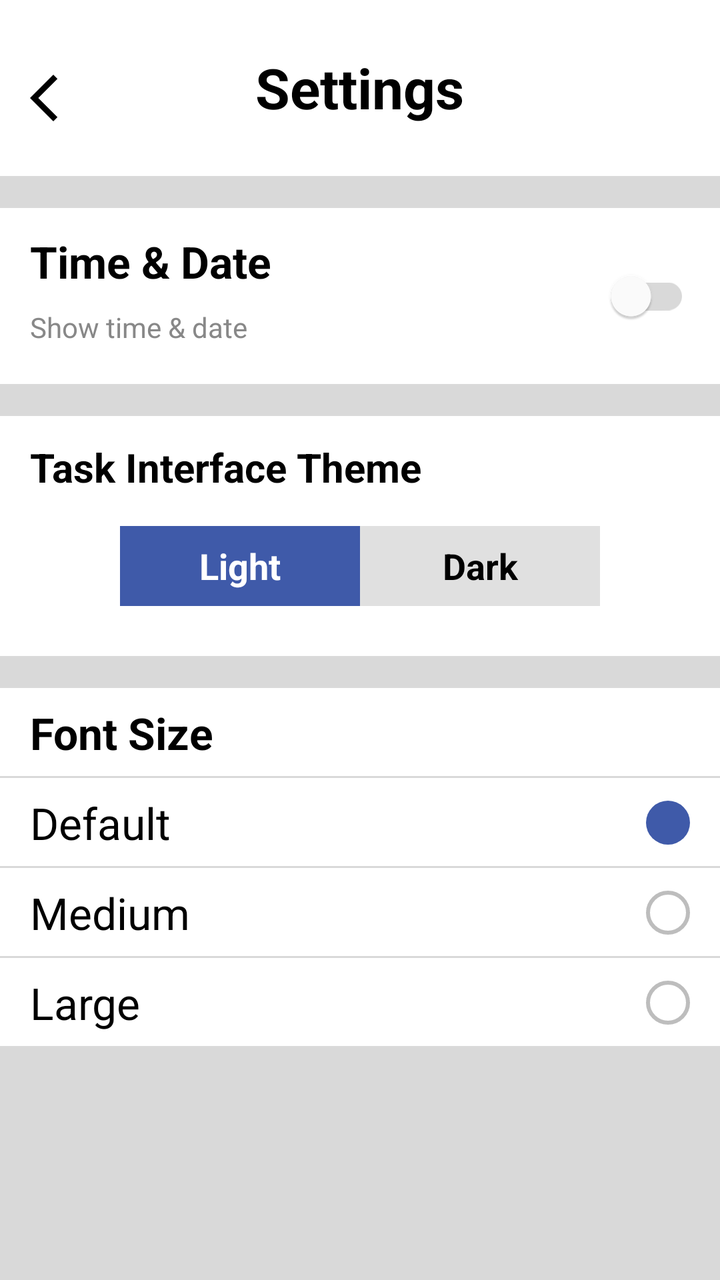
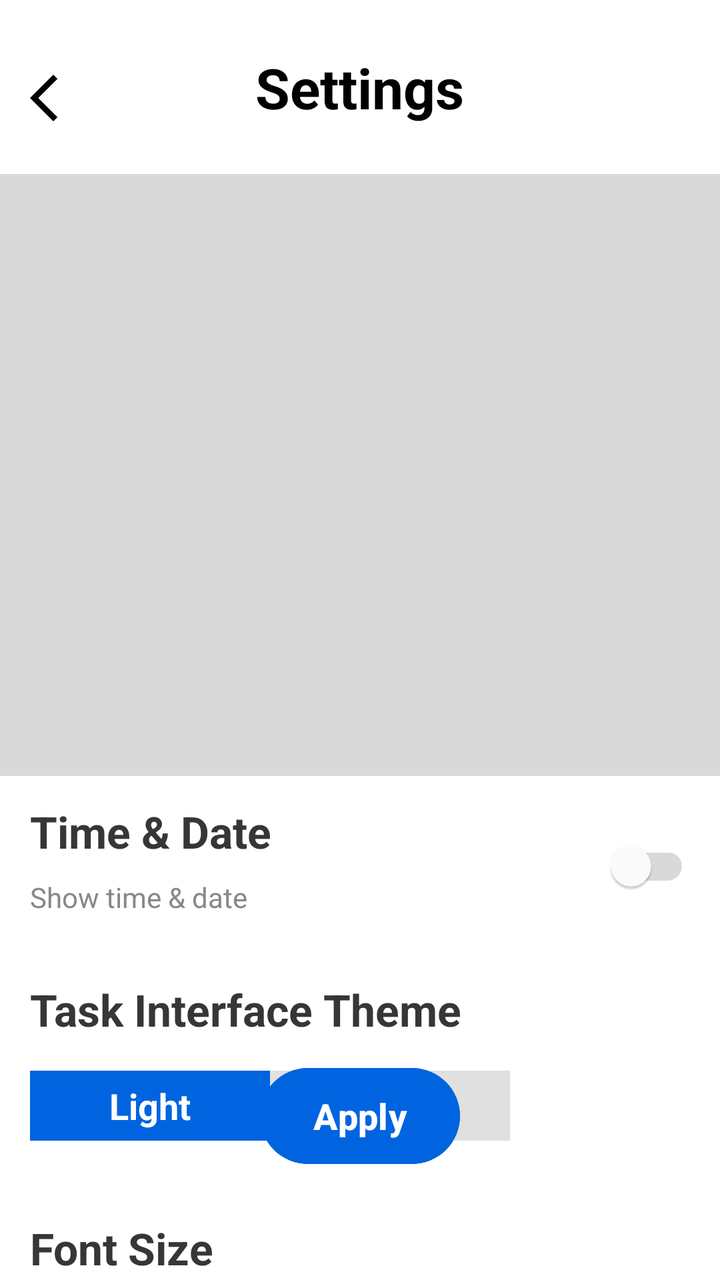

Two renders of the same Android screen: before a commit and after it. Below are the layout's source before the change and the commit's diff.
<!-- AndroidManifest.xml: application theme Theme.MyApplication -->
<!-- res/layout/settings.xml -->
<?xml version="1.0" encoding="utf-8"?>
<androidx.constraintlayout.widget.ConstraintLayout
    xmlns:android="http://schemas.android.com/apk/res/android"
    xmlns:app="http://schemas.android.com/apk/res-auto"
    xmlns:tools="http://schemas.android.com/tools"
    android:layout_width="match_parent"
    android:layout_height="match_parent"
    android:background="@drawable/settingspage_background"
    tools:context=".SettingsActivity"
    android:id="@+id/settings_layout"
    android:orientation="vertical">
    



    <RelativeLayout
        android:layout_width="match_parent"
        android:layout_height="match_parent"
        android:background="@drawable/settingspage_background"
        app:layout_constraintTop_toTopOf="parent"
        app:layout_constraintBottom_toBottomOf="parent"
        app:layout_constraintStart_toStartOf="parent"
        app:layout_constraintEnd_toEndOf="parent">

        
        <RelativeLayout
            android:layout_width="match_parent"
            android:layout_height="88dp"
            android:background="@color/white"
            android:id="@+id/box1">


            

            <ImageView
                android:id="@+id/setting_arrow"
                android:layout_width="28dp"
                android:layout_height="28dp"
                android:layout_marginStart="15dp"
                android:layout_marginTop="35dp"
                android:src="@drawable/setting_arrow"
                android:layout_alignParentStart="true"/>


            
            <TextView
                android:layout_width="wrap_content"
                android:layout_height="wrap_content"
                android:text="Settings"
                android:textSize="28sp"
                android:textStyle="bold"
                android:textColor="#000000"
                android:layout_centerHorizontal="true"
                android:layout_marginTop="25dp"/>



        </RelativeLayout>

        <RelativeLayout
            android:layout_width="match_parent"
            android:layout_height="88dp"
            android:background="@color/white"
            android:layout_below="@id/box1"
            android:id="@+id/box2"
            android:layout_marginTop="16dp">

            
            <TextView
                android:layout_width="wrap_content"
                android:layout_height="wrap_content"
                android:text="Time &amp; Date"
                android:textSize="22sp"
                android:textStyle="bold"
                android:textColor="#000000"
                android:layout_marginStart="15dp"
                android:layout_marginTop="12dp"/>

            
            <TextView
                android:layout_width="wrap_content"
                android:layout_height="wrap_content"
                android:text="Show time &amp; date"
                android:textSize="14sp"
                android:textColor="#888888"
                android:layout_marginStart="15dp"
                android:layout_marginTop="50dp"/>



            <androidx.appcompat.widget.SwitchCompat
                android:layout_width="wrap_content"
                android:layout_height="wrap_content"
                android:id="@+id/switchbtn"
                android:checked="false"
                android:layout_alignParentEnd="true"
                android:layout_marginEnd="15dp"
                android:layout_centerVertical="true"
                app:trackTint="@color/switch_track"
                app:thumbTint="@color/switch_thumb"/>


        </RelativeLayout>

        <RelativeLayout
            android:layout_width="match_parent"
            android:layout_height="120dp"
            android:id="@+id/box3"
            android:layout_below="@id/box2"
            android:layout_marginTop="16dp"
            android:background="@color/white">


            <TextView
                android:layout_width="wrap_content"
                android:layout_height="wrap_content"
                android:layout_marginStart="15dp"
                android:text="Task Interface Theme"
                android:textColor="@color/black"
                android:id="@+id/theme_text"
                android:textSize="20sp"
                android:textStyle="bold"
                android:layout_marginTop="12dp"/>

            <LinearLayout
                android:id="@+id/theme_selector"
                android:layout_width="240dp"
                android:layout_height="40dp"
                android:layout_centerHorizontal="true"
                android:layout_marginTop="16dp"
                android:layout_below="@id/theme_text"
                android:orientation="horizontal">

                

                <TextView
                    android:id="@+id/light_btn"
                    android:layout_width="120dp"
                    android:layout_height="match_parent"
                    android:background="@color/Main_blue"
                    android:gravity="center"
                    android:text="Light"
                    android:textColor="@android:color/white"
                    android:textSize="18sp"
                    android:textStyle="bold"/>

                

                <TextView
                    android:id="@+id/dark_btn"
                    android:layout_width="120dp"
                    android:layout_height="match_parent"
                    android:background="#E0E0E0"
                    android:gravity="center"
                    android:text="Dark"
                    android:textColor="@android:color/black"
                    android:textSize="18sp"
                    android:textStyle="bold"/>

            </LinearLayout>

        </RelativeLayout>

        <RelativeLayout
            android:layout_width="match_parent"
            android:layout_height="180dp"
            android:id="@+id/box4"
            android:layout_below="@id/box3"
            android:layout_marginTop="16dp"
            android:background="@color/white">

            <RelativeLayout
                android:layout_width="match_parent"
                android:layout_height="45dp"
                android:id="@+id/set_font_box1">


                <TextView
                    android:layout_width="wrap_content"
                    android:layout_height="wrap_content"
                    android:id="@+id/text1"
                    android:text="Font Size"
                    android:textStyle="bold"
                    android:textSize="22sp"
                    android:textColor="@color/black"
                    android:layout_centerVertical="true"
                    android:layout_marginStart="15dp"/>

                <View
                    android:layout_width="match_parent"
                    android:layout_height="1dp"
                    android:background="@color/Circle_bg_Color"
                    android:layout_alignParentBottom="true"/>


            </RelativeLayout>

            <RelativeLayout
                android:layout_width="match_parent"
                android:layout_height="45dp"
                android:id="@+id/set_font_box2"
                android:layout_below="@+id/set_font_box1">


                <TextView
                    android:layout_width="wrap_content"
                    android:layout_height="wrap_content"
                    android:id="@+id/text2"
                    android:text="Default"
                    android:textSize="22sp"
                    android:textColor="@color/black"
                    android:layout_centerVertical="true"
                    android:layout_marginStart="15dp"/>

                <View
                    android:layout_width="match_parent"
                    android:layout_height="1dp"
                    android:background="@color/Circle_bg_Color"
                    android:layout_alignParentBottom="true"/>


                <View
                    android:id="@+id/default_circle"
                    android:layout_width="22dp"
                    android:layout_height="22dp"
                    android:layout_alignParentEnd="true"
                    android:layout_centerVertical="true"
                    android:layout_marginEnd="15dp"
                    android:background="@drawable/circle_selected"/>

            </RelativeLayout>



            <RelativeLayout
                android:layout_width="match_parent"
                android:layout_height="45dp"
                android:id="@+id/set_font_box3"
                android:layout_below="@+id/set_font_box2">


                <TextView
                    android:layout_width="wrap_content"
                    android:layout_height="wrap_content"
                    android:id="@+id/text3"
                    android:text="Medium"
                    android:textSize="22sp"
                    android:textColor="@color/black"
                    android:layout_centerVertical="true"
                    android:layout_marginStart="15dp"/>

                <View
                    android:layout_width="match_parent"
                    android:layout_height="1dp"
                    android:background="@color/Circle_bg_Color"
                    android:layout_alignParentBottom="true"/>


                <View
                    android:id="@+id/medium_circle"
                    android:layout_width="22dp"
                    android:layout_height="22dp"
                    android:layout_alignParentEnd="true"
                    android:layout_centerVertical="true"
                    android:layout_marginEnd="15dp"
                    android:background="@drawable/circle_unselected"/>


            </RelativeLayout>

            <RelativeLayout
                android:layout_width="match_parent"
                android:layout_height="45dp"
                android:id="@+id/set_font_box4"
                android:layout_below="@+id/set_font_box3">


                <TextView
                    android:layout_width="wrap_content"
                    android:layout_height="wrap_content"
                    android:id="@+id/text4"
                    android:text="Large"
                    android:textSize="22sp"
                    android:textColor="@color/black"
                    android:layout_centerVertical="true"
                    android:layout_marginStart="15dp"/>

                <View
                    android:layout_width="match_parent"
                    android:layout_height="1dp"
                    android:background="@color/Circle_bg_Color"
                    android:layout_alignParentBottom="true"/>


                <View
                    android:id="@+id/large_circle"
                    android:layout_width="22dp"
                    android:layout_height="22dp"
                    android:layout_alignParentEnd="true"
                    android:layout_centerVertical="true"
                    android:layout_marginEnd="15dp"
                    android:background="@drawable/circle_unselected"/>

            </RelativeLayout>






        </RelativeLayout>





    </RelativeLayout>



</androidx.constraintlayout.widget.ConstraintLayout>
<!-- resources referenced by this layout -->
<resources>
  <color name="Circle_bg_Color">#D9D9D9</color>
  <color name="Main_blue">#3F5AA9</color>
  <color name="black">#000000</color>
  <color name="white">#FFFFFFFF</color>
  <!-- drawable circle_selected (drawable) -->
  <?xml version="1.0" encoding="utf-8"?>
  <shape xmlns:android="http://schemas.android.com/apk/res/android"
      android:shape="oval">
  
      <solid android:color="@color/Main_blue"/>
  
  </shape>
  <!-- drawable circle_unselected (drawable) -->
  <?xml version="1.0" encoding="utf-8"?>
  <shape xmlns:android="http://schemas.android.com/apk/res/android"
      android:shape="oval">
  
      <solid android:color="@android:color/white"/>
  
      <stroke
          android:width="2dp"
          android:color="#BDBDBD"/>
  
  </shape>
  <!-- drawable setting_arrow (drawable) -->
  <vector xmlns:android="http://schemas.android.com/apk/res/android" android:autoMirrored="true" android:height="24dp" android:tint="#000000" android:viewportHeight="960" android:viewportWidth="960" android:width="24dp">
        
      <path android:fillColor="@android:color/white" android:pathData="M400,880L0,480L400,80L471,151L142,480L471,809L400,880Z"/>
      
  </vector>
  <!-- drawable settingspage_background (drawable) -->
  <?xml version="1.0" encoding="utf-8"?>
  <shape xmlns:android="http://schemas.android.com/apk/res/android">
  
  
      <gradient android:type="linear" android:angle="100"
          android:startColor="@color/Circle_bg_Color" android:endColor="@color/Circle_bg_Color">
  
  
  
      </gradient>
  </shape>
  <style name="Theme.MyApplication" parent="Base.Theme.MyApplication" />
  <style name="Base.Theme.MyApplication" parent="Theme.Material3.DayNight.NoActionBar">
          
  
          <item name="android:statusBarColor">@android:color/white</item>
          <item name="android:windowLightStatusBar">true</item>
  
  
      </style>
</resources>

<!-- the commit's change to res/layout/settings.xml (unified diff, before → after) -->
@@ -12,22 +12,23 @@
     
 
 
-
     <RelativeLayout
         android:layout_width="match_parent"
         android:layout_height="match_parent"
         android:background="@drawable/settingspage_background"
+        app:layout_constraintBottom_toBottomOf="parent"
+        app:layout_constraintEnd_toEndOf="parent"
+        app:layout_constraintHorizontal_bias="1.0"
+        app:layout_constraintStart_toStartOf="parent"
         app:layout_constraintTop_toTopOf="parent"
-        app:layout_constraintBottom_toBottomOf="parent"
-        app:layout_constraintStart_toStartOf="parent"
-        app:layout_constraintEnd_toEndOf="parent">
+        app:layout_constraintVertical_bias="1.0">
 
         
         <RelativeLayout
+            android:id="@+id/box1"
             android:layout_width="match_parent"
             android:layout_height="88dp"
-            android:background="@color/white"
-            android:id="@+id/box1">
+            android:background="@color/white">
 
 
             
@@ -36,100 +37,119 @@
                 android:id="@+id/setting_arrow"
                 android:layout_width="28dp"
                 android:layout_height="28dp"
+                android:layout_alignParentStart="true"
                 android:layout_marginStart="15dp"
                 android:layout_marginTop="35dp"
-                android:src="@drawable/setting_arrow"
-                android:layout_alignParentStart="true"/>
+                android:src="@drawable/setting_arrow" />
 
 
             
             <TextView
                 android:layout_width="wrap_content"
                 android:layout_height="wrap_content"
+                android:layout_centerHorizontal="true"
+                android:layout_marginTop="25dp"
                 android:text="Settings"
+                android:textColor="#000000"
                 android:textSize="28sp"
-                android:textStyle="bold"
-                android:textColor="#000000"
-                android:layout_centerHorizontal="true"
-                android:layout_marginTop="25dp"/>
-
-
-
-        </RelativeLayout>
-
-        <RelativeLayout
+                android:textStyle="bold" />
+
+            <View
+                android:layout_width="match_parent"
+                android:layout_height="1dp"
+                android:layout_alignParentBottom="true"
+                android:background="#D9D9D9"/>
+
+
+        </RelativeLayout>
+
+
+        <RelativeLayout
+            android:id="@+id/interface_layout"
+            android:layout_width="match_parent"
+            android:layout_height="300dp"
+            android:layout_below="@id/box1"
+            android:background="@color/Circle_bg_Color">
+
+
+
+
+
+
+        </RelativeLayout>
+
+
+        <RelativeLayout
+            android:id="@+id/box2"
             android:layout_width="match_parent"
             android:layout_height="88dp"
-            android:background="@color/white"
-            android:layout_below="@id/box1"
-            android:id="@+id/box2"
-            android:layout_marginTop="16dp">
+            android:layout_below="@id/interface_layout"
+            android:layout_marginTop="1dp"
+            android:background="@color/white">
 
             
             <TextView
                 android:layout_width="wrap_content"
                 android:layout_height="wrap_content"
+                android:layout_marginStart="15dp"
+                android:layout_marginTop="12dp"
                 android:text="Time &amp; Date"
+                android:textColor="#373636"
                 android:textSize="22sp"
-                android:textStyle="bold"
-                android:textColor="#000000"
-                android:layout_marginStart="15dp"
-                android:layout_marginTop="12dp"/>
+                android:textStyle="bold" />
 
             
             <TextView
                 android:layout_width="wrap_content"
                 android:layout_height="wrap_content"
+                android:layout_marginStart="15dp"
+                android:layout_marginTop="50dp"
                 android:text="Show time &amp; date"
-                android:textSize="14sp"
                 android:textColor="#888888"
+                android:textSize="14sp" />
+
+
+            <androidx.appcompat.widget.SwitchCompat
+                android:id="@+id/switchbtn"
+                android:layout_width="wrap_content"
+                android:layout_height="wrap_content"
+                android:layout_alignParentEnd="true"
+                android:layout_centerVertical="true"
+                android:layout_marginEnd="15dp"
+                android:checked="false"
+                app:thumbTint="@color/switch_thumb"
+                app:trackTint="@color/switch_track" />
+
+
+        </RelativeLayout>
+
+        <RelativeLayout
+            android:id="@+id/box3"
+            android:layout_width="match_parent"
+            android:layout_height="120dp"
+            android:layout_below="@id/box2"
+            android:layout_marginTop="1dp"
+            android:background="@color/white">
+
+
+            <TextView
+                android:id="@+id/theme_text"
+                android:layout_width="wrap_content"
+                android:layout_height="wrap_content"
                 android:layout_marginStart="15dp"
-                android:layout_marginTop="50dp"/>
-
-
-
-            <androidx.appcompat.widget.SwitchCompat
-                android:layout_width="wrap_content"
-                android:layout_height="wrap_content"
-                android:id="@+id/switchbtn"
-                android:checked="false"
-                android:layout_alignParentEnd="true"
-                android:layout_marginEnd="15dp"
-                android:layout_centerVertical="true"
-                app:trackTint="@color/switch_track"
-                app:thumbTint="@color/switch_thumb"/>
-
-
-        </RelativeLayout>
-
-        <RelativeLayout
-            android:layout_width="match_parent"
-            android:layout_height="120dp"
-            android:id="@+id/box3"
-            android:layout_below="@id/box2"
-            android:layout_marginTop="16dp"
-            android:background="@color/white">
-
-
-            <TextView
-                android:layout_width="wrap_content"
-                android:layout_height="wrap_content"
-                android:layout_marginStart="15dp"
+                android:layout_marginTop="12dp"
                 android:text="Task Interface Theme"
-                android:textColor="@color/black"
-                android:id="@+id/theme_text"
-                android:textSize="20sp"
-                android:textStyle="bold"
-                android:layout_marginTop="12dp"/>
+                android:textColor="#373636"
+                android:textSize="22sp"
+                android:textStyle="bold" />
 
             <LinearLayout
                 android:id="@+id/theme_selector"
                 android:layout_width="240dp"
-                android:layout_height="40dp"
-                android:layout_centerHorizontal="true"
+                android:layout_height="35dp"
+                android:layout_below="@id/theme_text"
                 android:layout_marginTop="16dp"
-                android:layout_below="@id/theme_text"
-                android:orientation="horizontal">
+                android:layout_marginStart="15dp">
 
                 
 
@@ -137,12 +157,12 @@
                     android:id="@+id/light_btn"
                     android:layout_width="120dp"
                     android:layout_height="match_parent"
-                    android:background="@color/Main_blue"
+                    android:background="#0064e0"
                     android:gravity="center"
                     android:text="Light"
                     android:textColor="@android:color/white"
                     android:textSize="18sp"
-                    android:textStyle="bold"/>
+                    android:textStyle="bold" />
 
                 
 
@@ -155,160 +175,125 @@
                     android:text="Dark"
                     android:textColor="@android:color/black"
                     android:textSize="18sp"
-                    android:textStyle="bold"/>
+                    android:textStyle="bold" />
 
             </LinearLayout>
 
-        </RelativeLayout>
-
-        <RelativeLayout
-            android:layout_width="match_parent"
-            android:layout_height="180dp"
+
+
+        </RelativeLayout>
+
+
+
+        <RelativeLayout
             android:id="@+id/box4"
+            android:layout_width="match_parent"
+            android:layout_height="wrap_content"
             android:layout_below="@id/box3"
-            android:layout_marginTop="16dp"
+            android:layout_marginTop="1dp"
             android:background="@color/white">
 
-            <RelativeLayout
+            <LinearLayout
                 android:layout_width="match_parent"
-                android:layout_height="45dp"
-                android:id="@+id/set_font_box1">
-
-
-                <TextView
-                    android:layout_width="wrap_content"
-                    android:layout_height="wrap_content"
-                    android:id="@+id/text1"
+                android:layout_height="wrap_content"
+                android:orientation="vertical">
+
+                
+                <TextView
+                    android:layout_width="match_parent"
+                    android:layout_height="50dp"
+                    android:gravity="center_vertical"
+                    android:paddingStart="15dp"
                     android:text="Font Size"
                     android:textStyle="bold"
                     android:textSize="22sp"
-                    android:textColor="@color/black"
-                    android:layout_centerVertical="true"
-                    android:layout_marginStart="15dp"/>
+                    android:textColor="#373636"/>
 
                 <View
                     android:layout_width="match_parent"
                     android:layout_height="1dp"
-                    android:background="@color/Circle_bg_Color"
-                    android:layout_alignParentBottom="true"/>
-
-
-            </RelativeLayout>
-
-            <RelativeLayout
-                android:layout_width="match_parent"
-                android:layout_height="45dp"
-                android:id="@+id/set_font_box2"
-                android:layout_below="@+id/set_font_box1">
-
-
-                <TextView
-                    android:layout_width="wrap_content"
-                    android:layout_height="wrap_content"
-                    android:id="@+id/text2"
-                    android:text="Default"
-                    android:textSize="22sp"
-                    android:textColor="@color/black"
-                    android:layout_centerVertical="true"
-                    android:layout_marginStart="15dp"/>
+                    android:background="#DDDDDD"/>
+
+                
+                <TextView
+                    android:id="@+id/font_small"
+                    android:layout_width="match_parent"
+                    android:layout_height="40dp"
+                    android:gravity="center_vertical"
+                    android:paddingStart="15dp"
+                    android:paddingEnd="15dp"
+                    android:text="small"
+                    android:textSize="18sp"/>
 
                 <View
                     android:layout_width="match_parent"
                     android:layout_height="1dp"
-                    android:background="@color/Circle_bg_Color"
-                    android:layout_alignParentBottom="true"/>
-
+                    android:background="#DDDDDD"/>
+
+                
+                <TextView
+                    android:id="@+id/font_medium"
+                    android:layout_width="match_parent"
+                    android:layout_height="40dp"
+                    android:gravity="center_vertical"
+                    android:paddingStart="15dp"
+                    android:paddingEnd="15dp"
+                    android:text="medium"
+                    android:textSize="18sp"/>
 
                 <View
-                    android:id="@+id/default_circle"
-                    android:layout_width="22dp"
-                    android:layout_height="22dp"
-                    android:layout_alignParentEnd="true"
-                    android:layout_centerVertical="true"
-                    android:layout_marginEnd="15dp"
-                    android:background="@drawable/circle_selected"/>
-
-            </RelativeLayout>
-
-
-
-            <RelativeLayout
-                android:layout_width="match_parent"
-                android:layout_height="45dp"
-                android:id="@+id/set_font_box3"
-                android:layout_below="@+id/set_font_box2">
-
-
-                <TextView
-                    android:layout_width="wrap_content"
-                    android:layout_height="wrap_content"
-                    android:id="@+id/text3"
-                    android:text="Medium"
-                    android:textSize="22sp"
-                    android:textColor="@color/black"
-                    android:layout_centerVertical="true"
-                    android:layout_marginStart="15dp"/>
-
-                <View
                     android:layout_width="match_parent"
                     android:layout_height="1dp"
-                    android:background="@color/Circle_bg_Color"
-                    android:layout_alignParentBottom="true"/>
-
-
-                <View
-                    android:id="@+id/medium_circle"
-                    android:layout_width="22dp"
-                    android:layout_height="22dp"
-                    android:layout_alignParentEnd="true"
-                    android:layout_centerVertical="true"
-                    android:layout_marginEnd="15dp"
-                    android:background="@drawable/circle_unselected"/>
-
-
-            </RelativeLayout>
-
-            <RelativeLayout
-                android:layout_width="match_parent"
-                android:layout_height="45dp"
-                android:id="@+id/set_font_box4"
-                android:layout_below="@+id/set_font_box3">
-
-
-                <TextView
-                    android:layout_width="wrap_content"
-                    android:layout_height="wrap_content"
-                    android:id="@+id/text4"
-                    android:text="Large"
-                    android:textSize="22sp"
-                    android:textColor="@color/black"
-                    android:layout_centerVertical="true"
-                    android:layout_marginStart="15dp"/>
-
-                <View
-                    android:layout_width="match_parent"
-                    android:layout_height="1dp"
-                    android:background="@color/Circle_bg_Color"
-                    android:layout_alignParentBottom="true"/>
-
-
-                <View
-                    android:id="@+id/large_circle"
-                    android:layout_width="22dp"
-                    android:layout_height="22dp"
-                    android:layout_alignParentEnd="true"
-                    android:layout_centerVertical="true"
-                    android:layout_marginEnd="15dp"
-                    android:background="@drawable/circle_unselected"/>
-
-            </RelativeLayout>
-
-
-
-
-
-
-        </RelativeLayout>
+                    android:background="#DDDDDD"/>
+
+                
+                <TextView
+                    android:id="@+id/font_large"
+                    android:layout_width="match_parent"
+                    android:layout_height="40dp"
+                    android:gravity="center_vertical"
+                    android:paddingStart="15dp"
+                    android:paddingEnd="15dp"
+                    android:text="large"
+                    android:textSize="18sp"/>
+
+
+            </LinearLayout>
+
+        </RelativeLayout>
+
+
+        <LinearLayout
+            android:id="@+id/done_button_container"
+            android:layout_width="match_parent"
+            android:layout_height="wrap_content"
+            android:layout_alignParentBottom="true"
+            android:layout_marginBottom="30dp"
+            android:gravity="center"
+            android:paddingStart="16dp"
+            android:paddingEnd="16dp"
+            android:paddingTop="34dp"
+            android:paddingBottom="24dp"
+            android:background="@android:color/transparent">
+
+            <com.google.android.material.button.MaterialButton
+                android:id="@+id/doneBtn"
+                android:layout_width="100dp"
+                android:layout_height="56dp"
+                android:backgroundTint="#0064e0"
+                android:gravity="center"
+                android:text="Apply"
+                android:textAllCaps="false"
+                android:textColor="#FFFFFF"
+                android:textSize="18sp"
+                android:textStyle="bold"
+                app:cornerRadius="28dp"/>
+
+        </LinearLayout>
+
+
+
+
 
 
 
@@ -316,6 +301,4 @@
 
     </RelativeLayout>
 
-
-
 </androidx.constraintlayout.widget.ConstraintLayout>
<!-- resource entries referenced after the edit -->
@@ -1,29 +1,7 @@
 <!-- resources referenced by this layout -->
 <resources>
   <color name="Circle_bg_Color">#D9D9D9</color>
-  <color name="Main_blue">#3F5AA9</color>
-  <color name="black">#000000</color>
   <color name="white">#FFFFFFFF</color>
-  <!-- drawable circle_selected (drawable) -->
-  <?xml version="1.0" encoding="utf-8"?>
-  <shape xmlns:android="http://schemas.android.com/apk/res/android"
-      android:shape="oval">
-  
-      <solid android:color="@color/Main_blue"/>
-  
-  </shape>
-  <!-- drawable circle_unselected (drawable) -->
-  <?xml version="1.0" encoding="utf-8"?>
-  <shape xmlns:android="http://schemas.android.com/apk/res/android"
-      android:shape="oval">
-  
-      <solid android:color="@android:color/white"/>
-  
-      <stroke
-          android:width="2dp"
-          android:color="#BDBDBD"/>
-  
-  </shape>
   <!-- drawable setting_arrow (drawable) -->
   <vector xmlns:android="http://schemas.android.com/apk/res/android" android:autoMirrored="true" android:height="24dp" android:tint="#000000" android:viewportHeight="960" android:viewportWidth="960" android:width="24dp">
         
@@ -36,7 +14,7 @@
   
   
       <gradient android:type="linear" android:angle="100"
-          android:startColor="@color/Circle_bg_Color" android:endColor="@color/Circle_bg_Color">
+          android:startColor="@color/white" android:endColor="@color/white">
   
   
   
